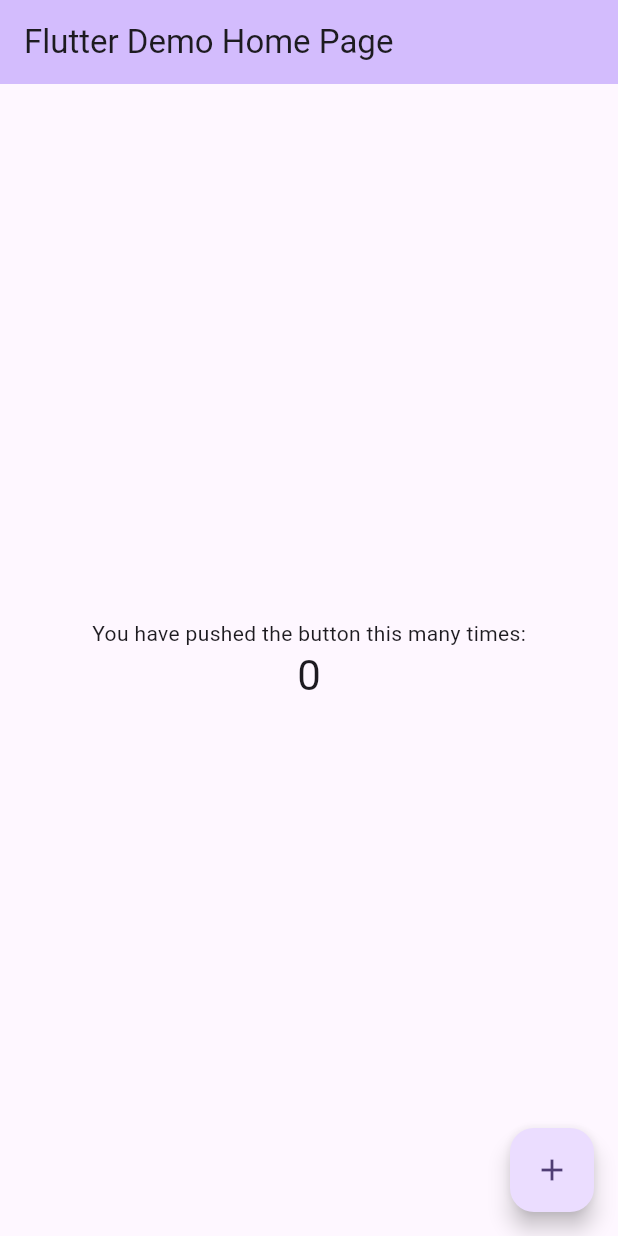
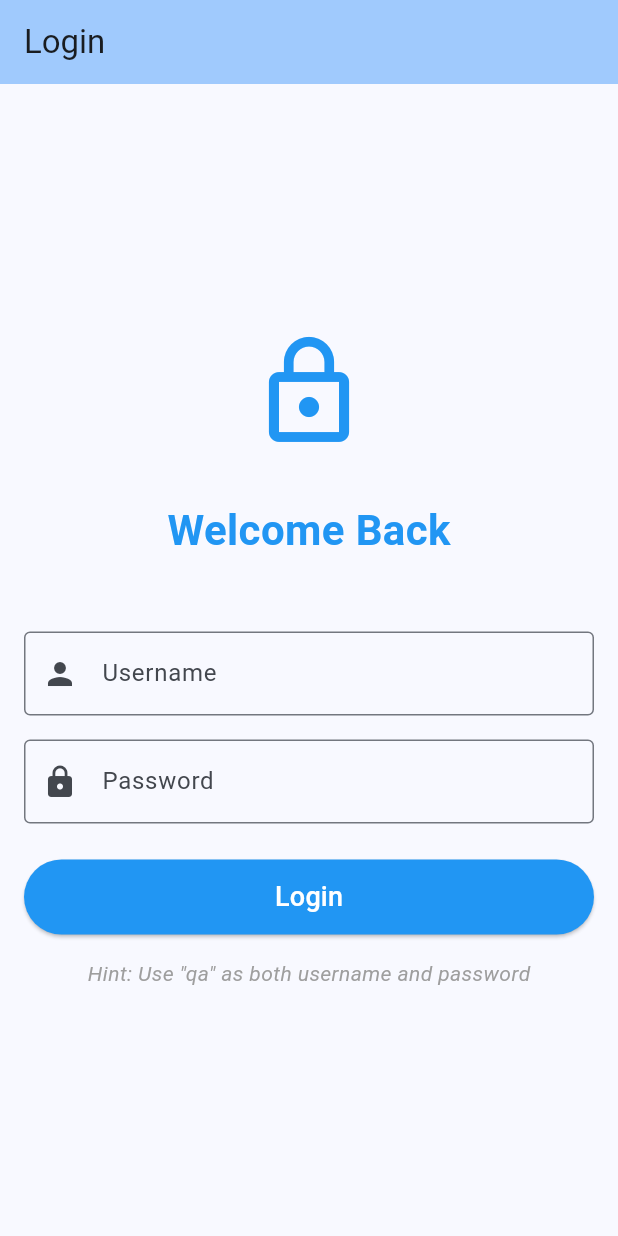
Before and after one commit to sklarow/flutter-pop-up-app, a Flutter app: the screen it shows after launch, on a phone screen of 412 x 824 dp. Run offline on Flutter 3.47's test engine with Material 3 defaults, Android fonts, the light colour scheme and no system bars.

Commit message:
Implement 3-screen Flutter app with login and welcome screens
- Added login screen with hardcoded credentials (qa/qa)
- Created old welcome screen with orange gradient and serif font
- Created new welcome screen with purple gradient and monospace font
- Implemented navigation flow: Login -> Old Welcome (default)
- Added error handling for invalid login credentials
- Made welcome screens visually distinct with different colors, fonts, and layouts
- Removed cross-navigation between welcome screens (only logout available)

```diff
--- a/lib/main.dart
+++ b/lib/main.dart
@@ -7,116 +7,317 @@ void main() {
 class MyApp extends StatelessWidget {
   const MyApp({super.key});
 
-  // This widget is the root of your application.
   @override
   Widget build(BuildContext context) {
     return MaterialApp(
-      title: 'Flutter Demo',
+      title: 'Flutter Pop-up App',
       theme: ThemeData(
-        // This is the theme of your application.
-        //
-        // TRY THIS: Try running your application with "flutter run". You'll see
-        // the application has a purple toolbar. Then, without quitting the app,
-        // try changing the seedColor in the colorScheme below to Colors.green
-        // and then invoke "hot reload" (save your changes or press the "hot
-        // reload" button in a Flutter-supported IDE, or press "r" if you used
-        // the command line to start the app).
-        //
-        // Notice that the counter didn't reset back to zero; the application
-        // state is not lost during the reload. To reset the state, use hot
-        // restart instead.
-        //
-        // This works for code too, not just values: Most code changes can be
-        // tested with just a hot reload.
-        colorScheme: ColorScheme.fromSeed(seedColor: Colors.deepPurple),
+        colorScheme: ColorScheme.fromSeed(seedColor: Colors.blue),
+        useMaterial3: true,
       ),
-      home: const MyHomePage(title: 'Flutter Demo Home Page'),
+      home: const LoginScreen(),
     );
   }
 }
 
-class MyHomePage extends StatefulWidget {
-  const MyHomePage({super.key, required this.title});
-
-  // This widget is the home page of your application. It is stateful, meaning
-  // that it has a State object (defined below) that contains fields that affect
-  // how it looks.
-
-  // This class is the configuration for the state. It holds the values (in this
-  // case the title) provided by the parent (in this case the App widget) and
-  // used by the build method of the State. Fields in a Widget subclass are
-  // always marked "final".
-
-  final String title;
+class LoginScreen extends StatefulWidget {
+  const LoginScreen({super.key});
 
   @override
-  State<MyHomePage> createState() => _MyHomePageState();
+  State<LoginScreen> createState() => _LoginScreenState();
 }
 
-class _MyHomePageState extends State<MyHomePage> {
-  int _counter = 0;
+class _LoginScreenState extends State<LoginScreen> {
+  final TextEditingController _usernameController = TextEditingController();
+  final TextEditingController _passwordController = TextEditingController();
+  String? _errorMessage;
 
-  void _incrementCounter() {
-    setState(() {
-      // This call to setState tells the Flutter framework that something has
-      // changed in this State, which causes it to rerun the build method below
-      // so that the display can reflect the updated values. If we changed
-      // _counter without calling setState(), then the build method would not be
-      // called again, and so nothing would appear to happen.
-      _counter++;
-    });
+  void _login() {
+    final username = _usernameController.text.trim();
+    final password = _passwordController.text.trim();
+
+    if (username == 'qa' && password == 'qa') {
+      // Navigate to old welcome screen
+      Navigator.pushReplacement(
+        context,
+        MaterialPageRoute(builder: (context) => const OldWelcomeScreen()),
+      );
+    } else {
+      setState(() {
+        _errorMessage = 'Invalid username or password. Please try again.';
+      });
+    }
   }
 
   @override
   Widget build(BuildContext context) {
-    // This method is rerun every time setState is called, for instance as done
-    // by the _incrementCounter method above.
-    //
-    // The Flutter framework has been optimized to make rerunning build methods
-    // fast, so that you can just rebuild anything that needs updating rather
-    // than having to individually change instances of widgets.
     return Scaffold(
       appBar: AppBar(
-        // TRY THIS: Try changing the color here to a specific color (to
-        // Colors.amber, perhaps?) and trigger a hot reload to see the AppBar
-        // change color while the other colors stay the same.
+        title: const Text('Login'),
         backgroundColor: Theme.of(context).colorScheme.inversePrimary,
-        // Here we take the value from the MyHomePage object that was created by
-        // the App.build method, and use it to set our appbar title.
-        title: Text(widget.title),
       ),
-      body: Center(
-        // Center is a layout widget. It takes a single child and positions it
-        // in the middle of the parent.
+      body: Padding(
+        padding: const EdgeInsets.all(16.0),
         child: Column(
-          // Column is also a layout widget. It takes a list of children and
-          // arranges them vertically. By default, it sizes itself to fit its
-          // children horizontally, and tries to be as tall as its parent.
-          //
-          // Column has various properties to control how it sizes itself and
-          // how it positions its children. Here we use mainAxisAlignment to
-          // center the children vertically; the main axis here is the vertical
-          // axis because Columns are vertical (the cross axis would be
-          // horizontal).
-          //
-          // TRY THIS: Invoke "debug painting" (choose the "Toggle Debug Paint"
-          // action in the IDE, or press "p" in the console), to see the
-          // wireframe for each widget.
           mainAxisAlignment: MainAxisAlignment.center,
-          children: <Widget>[
-            const Text('You have pushed the button this many times:'),
-            Text(
-              '$_counter',
-              style: Theme.of(context).textTheme.headlineMedium,
+          children: [
+            const Icon(
+              Icons.lock_outline,
+              size: 80,
+              color: Colors.blue,
+            ),
+            const SizedBox(height: 32),
+            const Text(
+              'Welcome Back',
+              style: TextStyle(
+                fontSize: 28,
+                fontWeight: FontWeight.bold,
+                color: Colors.blue,
+              ),
+            ),
+            const SizedBox(height: 48),
+            TextField(
+              controller: _usernameController,
+              decoration: const InputDecoration(
+                labelText: 'Username',
+                prefixIcon: Icon(Icons.person),
+                border: OutlineInputBorder(),
+              ),
+            ),
+            const SizedBox(height: 16),
+            TextField(
+              controller: _passwordController,
+              obscureText: true,
+              decoration: const InputDecoration(
+                labelText: 'Password',
+                prefixIcon: Icon(Icons.lock),
+                border: OutlineInputBorder(),
+              ),
+            ),
+            const SizedBox(height: 24),
+            if (_errorMessage != null)
+              Container(
+                padding: const EdgeInsets.all(12),
+                margin: const EdgeInsets.only(bottom: 16),
+                decoration: BoxDecoration(
+                  color: Colors.red.shade50,
+                  border: Border.all(color: Colors.red.shade300),
+                  borderRadius: BorderRadius.circular(8),
+                ),
+                child: Row(
+                  children: [
+                    Icon(Icons.error_outline, color: Colors.red.shade700),
+                    const SizedBox(width: 8),
+                    Expanded(
+                      child: Text(
+                        _errorMessage!,
+                        style: TextStyle(color: Colors.red.shade700),
+                      ),
+                    ),
+                  ],
+                ),
+              ),
+            SizedBox(
+              width: double.infinity,
+              height: 50,
+              child: ElevatedButton(
+                onPressed: _login,
+                style: ElevatedButton.styleFrom(
+                  backgroundColor: Colors.blue,
+                  foregroundColor: Colors.white,
+                ),
+                child: const Text(
+                  'Login',
+                  style: TextStyle(fontSize: 18),
+                ),
+              ),
+            ),
+            const SizedBox(height: 16),
+            const Text(
+              'Hint: Use "qa" as both username and password',
+              style: TextStyle(
+                color: Colors.grey,
+                fontStyle: FontStyle.italic,
+              ),
             ),
           ],
         ),
       ),
-      floatingActionButton: FloatingActionButton(
-        onPressed: _incrementCounter,
-        tooltip: 'Increment',
-        child: const Icon(Icons.add),
-      ), // This trailing comma makes auto-formatting nicer for build methods.
+    );
+  }
+
+  @override
+  void dispose() {
+    _usernameController.dispose();
+    _passwordController.dispose();
+    super.dispose();
+  }
+}
+
+class OldWelcomeScreen extends StatelessWidget {
+  const OldWelcomeScreen({super.key});
+
+  @override
+  Widget build(BuildContext context) {
+    return Scaffold(
+      appBar: AppBar(
+        title: const Text('Welcome'),
+        backgroundColor: Colors.orange,
+        foregroundColor: Colors.white,
+      ),
+      body: Container(
+        decoration: const BoxDecoration(
+          gradient: LinearGradient(
+            begin: Alignment.topCenter,
+            end: Alignment.bottomCenter,
+            colors: [
+              Colors.orange,
+              Colors.deepOrange,
+            ],
+          ),
+        ),
+        child: Center(
+          child: Column(
+            mainAxisAlignment: MainAxisAlignment.center,
+            children: [
+              const Icon(
+                Icons.waving_hand,
+                size: 100,
+                color: Colors.white,
+              ),
+              const SizedBox(height: 32),
+              const Text(
+                'Welcome QA!',
+                style: TextStyle(
+                  fontSize: 36,
+                  fontWeight: FontWeight.bold,
+                  color: Colors.white,
+                  fontFamily: 'serif',
+                ),
+              ),
+              const SizedBox(height: 16),
+              const Text(
+                'You are seeing the old welcome screen!',
+                style: TextStyle(
+                  fontSize: 20,
+                  color: Colors.white,
+                  fontFamily: 'serif',
+                ),
+              ),
+              const SizedBox(height: 48),
+              ElevatedButton(
+                onPressed: () {
+                  Navigator.pushReplacement(
+                    context,
+                    MaterialPageRoute(builder: (context) => const LoginScreen()),
+                  );
+                },
+                style: ElevatedButton.styleFrom(
+                  backgroundColor: Colors.transparent,
+                  foregroundColor: Colors.white,
+                  side: const BorderSide(color: Colors.white, width: 2),
+                  padding: const EdgeInsets.symmetric(horizontal: 32, vertical: 16),
+                ),
+                child: const Text(
+                  'Logout',
+                  style: TextStyle(fontSize: 16),
+                ),
+              ),
+            ],
+          ),
+        ),
+      ),
     );
   }
 }
+
+class NewWelcomeScreen extends StatelessWidget {
+  const NewWelcomeScreen({super.key});
+
+  @override
+  Widget build(BuildContext context) {
+    return Scaffold(
+      appBar: AppBar(
+        title: const Text('Welcome'),
+        backgroundColor: Colors.purple,
+        foregroundColor: Colors.white,
+      ),
+      body: Container(
+        decoration: const BoxDecoration(
+          gradient: LinearGradient(
+            begin: Alignment.topLeft,
+            end: Alignment.bottomRight,
+            colors: [
+              Colors.purple,
+              Colors.deepPurple,
+              Colors.indigo,
+            ],
+          ),
+        ),
+        child: Center(
+          child: Column(
+            mainAxisAlignment: MainAxisAlignment.center,
+            children: [
+              Container(
+                padding: const EdgeInsets.all(20),
+                decoration: BoxDecoration(
+                  color: Colors.white.withOpacity(0.2),
+                  borderRadius: BorderRadius.circular(20),
+                ),
+                child: const Icon(
+                  Icons.star,
+                  size: 100,
+                  color: Colors.white,
+                ),
+              ),
+              const SizedBox(height: 32),
+              const Text(
+                'Welcome QA!',
+                style: TextStyle(
+                  fontSize: 42,
+                  fontWeight: FontWeight.w900,
+                  color: Colors.white,
+                  fontFamily: 'monospace',
+                  letterSpacing: 2,
+                ),
+              ),
+              const SizedBox(height: 16),
+              const Text(
+                'You are seeing the new welcome screen!',
+                style: TextStyle(
+                  fontSize: 22,
+                  color: Colors.white,
+                  fontFamily: 'monospace',
+                  letterSpacing: 1,
+                ),
+              ),
+              const SizedBox(height: 48),
+              ElevatedButton(
+                onPressed: () {
+                  Navigator.pushAndRemoveUntil(
+                    context,
+                    MaterialPageRoute(builder: (context) => const LoginScreen()),
+                    (route) => false,
+                  );
+                },
+                style: ElevatedButton.styleFrom(
+                  backgroundColor: Colors.transparent,
+                  foregroundColor: Colors.white,
+                  side: const BorderSide(color: Colors.white, width: 2),
+                  padding: const EdgeInsets.symmetric(horizontal: 24, vertical: 16),
+                  shape: RoundedRectangleBorder(
+                    borderRadius: BorderRadius.circular(25),
+                  ),
+                ),
+                child: const Text(
+                  'Logout',
+                  style: TextStyle(fontSize: 16),
+                ),
+              ),
+            ],
+          ),
+        ),
+      ),
+    );
+  }
+}
```
